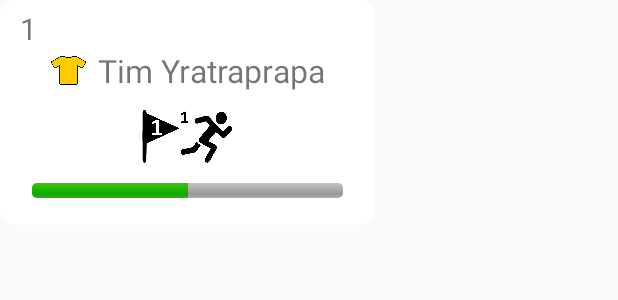
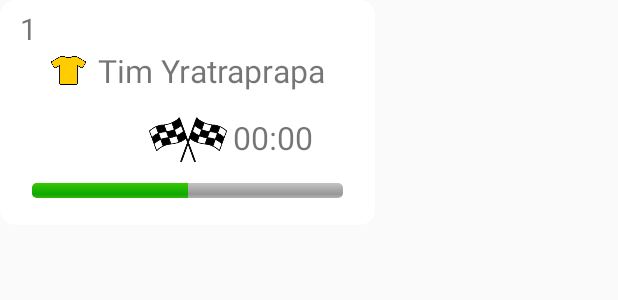
Before and after one commit to lheydel/android-race-app, an Android app: the layout team_box.xml on its own in the app's theme, with its tools: preview values and no code run, on a phone screen of 412 x 824 dp. Shown: the top 300 px of the screen. Run offline under Robolectric (Android 15) with nearby library versions, the phone set to English and light mode, and no system bars.

Commit message:
some fixes

```diff
--- a/app/src/main/res/layout/team_box.xml
+++ b/app/src/main/res/layout/team_box.xml
@@ -63,6 +63,7 @@
             android:layout_width="wrap_content"
             android:layout_height="wrap_content"
             android:layout_marginTop="12dp"
+            android:visibility="invisible"
             app:layout_constraintEnd_toEndOf="parent"
             app:layout_constraintStart_toStartOf="parent"
             app:layout_constraintTop_toBottomOf="@id/runnerInfo">
@@ -107,7 +108,7 @@
             android:id="@+id/finishState"
             android:layout_width="wrap_content"
             android:layout_height="wrap_content"
-            android:visibility="gone"
+            android:visibility="visible"
             app:layout_constraintBottom_toTopOf="@+id/progressBar"
             app:layout_constraintEnd_toEndOf="parent"
             app:layout_constraintStart_toStartOf="parent"
@@ -117,10 +118,12 @@
                 android:id="@+id/teamPos"
                 android:layout_width="wrap_content"
                 android:layout_height="wrap_content"
-                app:layout_constraintBottom_toBottomOf="parent"
-                app:layout_constraintEnd_toEndOf="@id/imgFinish"
-                app:layout_constraintStart_toStartOf="parent"
-                app:layout_constraintTop_toTopOf="parent" />
+                android:textSize="35sp"
+                android:visibility="visible"
+                app:layout_constraintBottom_toBottomOf="@id/imgFinish"
+                app:layout_constraintEnd_toStartOf="@+id/imgFinish"
+                app:layout_constraintStart_toStartOf="@id/imgFinish"
+                app:layout_constraintTop_toTopOf="@id/imgFinish" />
 
             <ImageView
                 android:id="@+id/imgFinish"
@@ -138,9 +141,11 @@
                 android:layout_width="wrap_content"
                 android:layout_height="wrap_content"
                 android:text="00:00"
+                android:textSize="21sp"
+                android:visibility="visible"
                 app:layout_constraintBottom_toBottomOf="parent"
                 app:layout_constraintEnd_toEndOf="parent"
-                app:layout_constraintStart_toStartOf="@id/imgFinish"
+                app:layout_constraintStart_toEndOf="@+id/imgFinish"
                 app:layout_constraintTop_toTopOf="parent" />
 
         </androidx.constraintlayout.widget.ConstraintLayout>
```
Also changed, not shown: app/src/main/java/com/example/lo52_f1_levier/DAO/EquipeDao.kt (+14 -1 lines), app/src/main/java/com/example/lo52_f1_levier/DAO/ParticipeDao.kt (+7 -3 lines), app/src/main/java/com/example/lo52_f1_levier/coursetimer/TeamBoxData.kt (+7 -1 lines), app/src/main/java/com/example/lo52_f1_levier/coursetimer/TeamBoxGridAdapter.kt (+8 -6 lines), app/src/main/res/drawable/laurel.png (added), app/src/main/res/drawable/laurel1.png (added), app/src/main/res/drawable/laurel2.png (added), app/src/main/res/drawable/laurel3.png (added).
